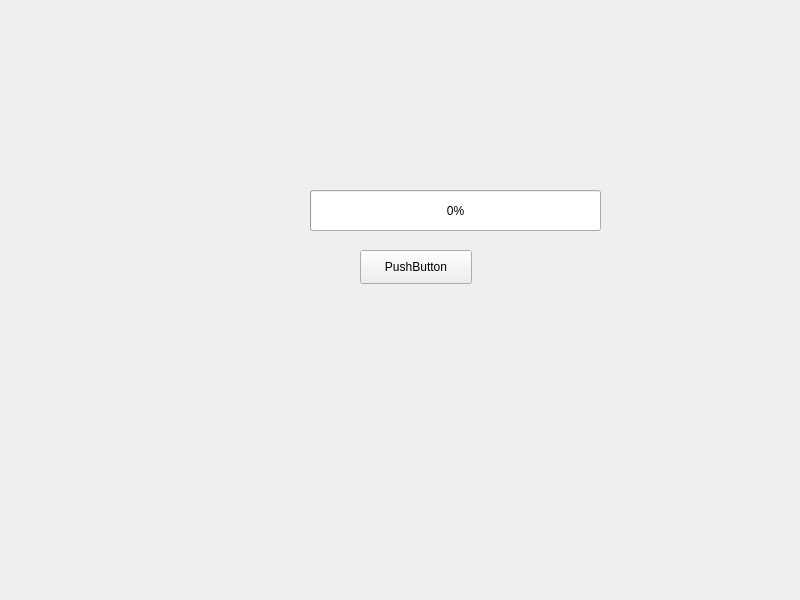
Above: 0805/program/0711/widget.ui from HITWZQ/myCloudDisk before the change. Below: the same form after it.
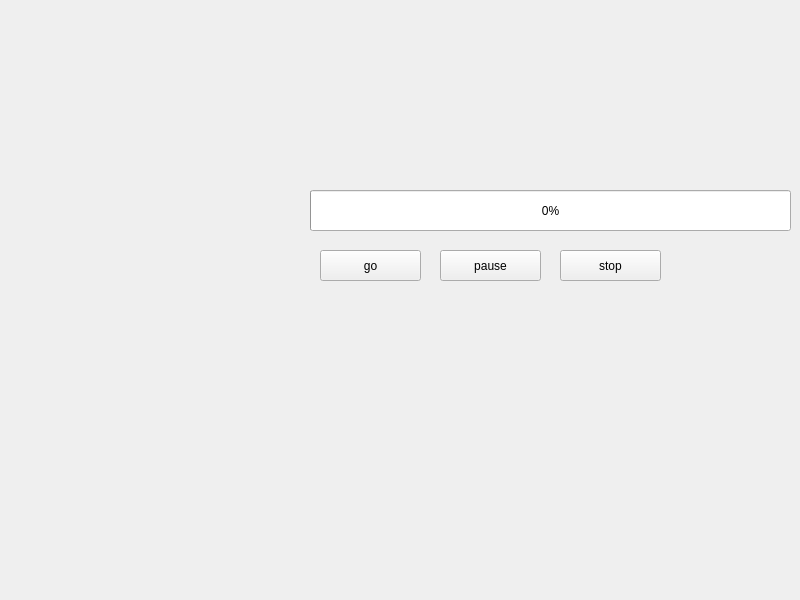
That is the form after the change.

Diff of the .ui file:
```diff
--- a/0805/program/0711/widget.ui
+++ b/0805/program/0711/widget.ui
@@ -16,14 +16,14 @@
   <widget class="QPushButton" name="pushButton">
    <property name="geometry">
     <rect>
-     <x>360</x>
+     <x>320</x>
      <y>250</y>
-     <width>112</width>
-     <height>34</height>
+     <width>101</width>
+     <height>31</height>
     </rect>
    </property>
    <property name="text">
-    <string>PushButton</string>
+    <string>go</string>
    </property>
   </widget>
   <widget class="QProgressBar" name="progressBar">
@@ -31,7 +31,7 @@
     <rect>
      <x>310</x>
      <y>190</y>
-     <width>291</width>
+     <width>481</width>
      <height>41</height>
     </rect>
    </property>
@@ -39,6 +39,32 @@
     <number>0</number>
    </property>
   </widget>
+  <widget class="QPushButton" name="pushButton_2">
+   <property name="geometry">
+    <rect>
+     <x>440</x>
+     <y>250</y>
+     <width>101</width>
+     <height>31</height>
+    </rect>
+   </property>
+   <property name="text">
+    <string>pause</string>
+   </property>
+  </widget>
+  <widget class="QPushButton" name="pushButton_3">
+   <property name="geometry">
+    <rect>
+     <x>560</x>
+     <y>250</y>
+     <width>101</width>
+     <height>31</height>
+    </rect>
+   </property>
+   <property name="text">
+    <string>stop</string>
+   </property>
+  </widget>
  </widget>
  <resources/>
  <connections/>
```
